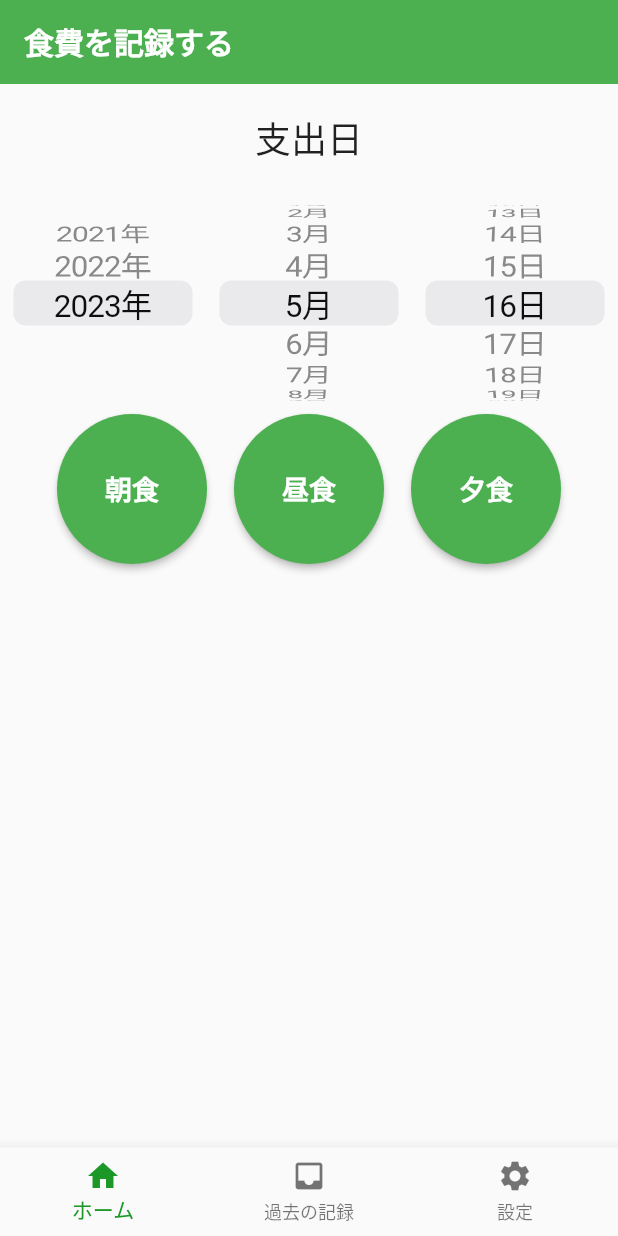
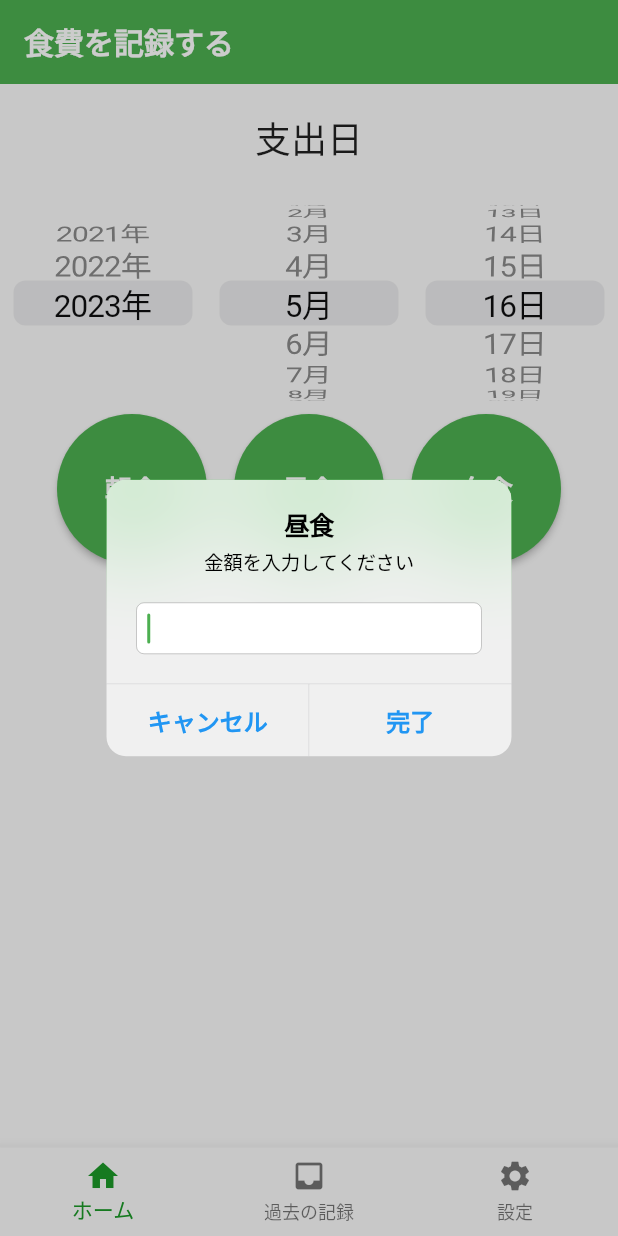
Before and after one commit to gaoypChina/food-record, a Flutter app: the screen it shows after launch, scrolled down 60 dp, after a tap on "昼食", on a phone screen of 412 x 824 dp. Run offline on Flutter 3.47's test engine with Material 2 defaults, Android fonts, the phone set to English and light mode, and no system bars; our stand-ins replace firebase_analytics, firebase_core, flutter_riverpod, sqflite; accounts and stored records are empty.

Commit message:
:technologist: make record_button common widget using in repeat

```diff
--- a/lib/app/home/home_page.dart
+++ b/lib/app/home/home_page.dart
@@ -2,6 +2,7 @@ import 'package:flutter/cupertino.dart';
 import 'package:flutter/material.dart';
 import 'package:flutter_riverpod/flutter_riverpod.dart';
 import 'package:food_record/app/home/home_view_model.dart';
+import 'package:food_record/app/home/record_button.dart';
 import 'package:food_record/constants.dart';
 
 class HomePage extends ConsumerWidget {
@@ -109,143 +110,26 @@ class HomePage extends ConsumerWidget {
             Row(
               mainAxisAlignment: MainAxisAlignment.center,
               children: [
-                SizedBox(
-                  width: 100,
-                  height: 100,
-                  child: ElevatedButton(
-                    style: ElevatedButton.styleFrom(
-                      primary: Colors.green,
-                      shape: CircleBorder(),
-                    ),
-                    onPressed: () {
-                      print('食費を入力');
-                      showCupertinoDialog<void>(
-                        context: context,
-                        builder: (context) {
-                          return CupertinoAlertDialog(
-                            title: Text("朝食"),
-                            content: Column(
-                              children: [
-                                SizedBox(
-                                  width: 2,
-                                  height: 2,
-                                ),
-                                Text('金額を入力してください'),
-                                SizedBox(
-                                  width: 18,
-                                  height: 18,
-                                ),
-                                CupertinoTextField(
-                                  controller: viewModel.foodPriceController,
-                                  autofocus: true,
-                                  keyboardType: TextInputType.number,
-                                ),
-                              ],
-                            ),
-                            actions: [
-                              TextButton(
-                                onPressed: () {
-                                  Navigator.pop(context);
-                                },
-                                child: Text(
-                                  'キャンセル',
-                                  style: TextStyle(
-                                    fontWeight: FontWeight.bold,
-                                    fontSize: 16,
-                                    color: Colors.blue,
-                                  ),
-                                ),
-                              ),
-                              TextButton(
-                                onPressed: () async {
-                                  final expenditureDate =
-                                      await viewModel.createExpenditureDate(
-                                    viewModel.selectYear,
-                                    viewModel.selectMonth,
-                                    viewModel.selectDay,
-                                  );
-                                  print('返り血$expenditureDate');
-                                  final foodPrice = int.parse(
-                                      viewModel.foodPriceController.text);
-                                  print('食費の金額: $foodPrice');
-                                  await viewModel.createRecord(
-                                    foodPrice,
-                                    expenditureDate,
-                                  );
-                                  viewModel.foodPriceController.clear();
-                                  Navigator.pop(context);
-                                },
-                                child: Text(
-                                  '完了',
-                                  style: TextStyle(
-                                    fontWeight: FontWeight.bold,
-                                    fontSize: 16,
-                                    color: Colors.blue,
-                                  ),
-                                ),
-                              ),
-                            ],
-                          );
-                        },
-                      );
-                    },
-                    child: Text(
-                      '朝食',
-                      style: TextStyle(
-                        fontWeight: FontWeight.bold,
-                        fontSize: 18,
-                      ),
-                    ),
-                  ),
+                RecordButton(
+                  viewModel: viewModel,
+                  category: '朝食',
                 ),
                 SizedBox(
                   width: 18,
                   height: 18,
                 ),
-                SizedBox(
-                  width: 100,
-                  height: 100,
-                  child: ElevatedButton(
-                    style: ElevatedButton.styleFrom(
-                      primary: Colors.green,
-                      shape: CircleBorder(),
-                    ),
-                    onPressed: () {
-                      print('食費を入力');
-                    },
-                    child: Text(
-                      '昼食',
-                      style: TextStyle(
-                        fontWeight: FontWeight.bold,
-                        fontSize: 18,
-                      ),
-                    ),
-                  ),
+                RecordButton(
+                  viewModel: viewModel,
+                  category: '昼食',
                 ),
                 SizedBox(
                   width: 18,
                   height: 18,
                 ),
-                SizedBox(
-                  width: 100,
-                  height: 100,
-                  child: ElevatedButton(
-                    style: ElevatedButton.styleFrom(
-                      primary: Colors.green,
-                      shape: CircleBorder(),
-                    ),
-                    onPressed: () {
-                      print('食費を入力');
-                    },
-                    child: Text(
-                      '夕食',
-                      style: TextStyle(
-                        fontWeight: FontWeight.bold,
-                        fontSize: 18,
-                      ),
-                    ),
-                  ),
-                ),
+                RecordButton(
+                  viewModel: viewModel,
+                  category: '夕食',
+                )
               ],
             )
           ],
--- /dev/null
+++ b/lib/app/home/record_button.dart
@@ -0,0 +1,108 @@
+import 'package:flutter/cupertino.dart';
+import 'package:flutter/material.dart';
+import 'package:food_record/app/home/home_view_model.dart';
+
+class RecordButton extends StatelessWidget {
+  const RecordButton({
+    Key? key,
+    required this.viewModel,
+    required this.category,
+  }) : super(key: key);
+
+  final HomeViewModel viewModel;
+  final String category;
+
+  @override
+  Widget build(BuildContext context) {
+    return SizedBox(
+      width: 100,
+      height: 100,
+      child: ElevatedButton(
+        style: ElevatedButton.styleFrom(
+          primary: Colors.green,
+          shape: CircleBorder(),
+        ),
+        onPressed: () {
+          print('食費を入力');
+          showCupertinoDialog<void>(
+            context: context,
+            builder: (context) {
+              return CupertinoAlertDialog(
+                title: Text(category),
+                content: Column(
+                  children: [
+                    SizedBox(
+                      width: 2,
+                      height: 2,
+                    ),
+                    Text('金額を入力してください'),
+                    SizedBox(
+                      width: 18,
+                      height: 18,
+                    ),
+                    CupertinoTextField(
+                      controller: viewModel.foodPriceController,
+                      autofocus: true,
+                      keyboardType: TextInputType.number,
+                    ),
+                  ],
+                ),
+                actions: [
+                  TextButton(
+                    onPressed: () {
+                      Navigator.pop(context);
+                    },
+                    child: Text(
+                      'キャンセル',
+                      style: TextStyle(
+                        fontWeight: FontWeight.bold,
+                        fontSize: 16,
+                        color: Colors.blue,
+                      ),
+                    ),
+                  ),
+                  TextButton(
+                    onPressed: () async {
+                      final expenditureDate =
+                          await viewModel.createExpenditureDate(
+                        viewModel.selectYear,
+                        viewModel.selectMonth,
+                        viewModel.selectDay,
+                      );
+                      print('返り血$expenditureDate');
+                      final foodPrice =
+                          int.parse(viewModel.foodPriceController.text);
+                      print('食費の金額: $foodPrice');
+                      await viewModel.createRecord(
+                        foodPrice,
+                        expenditureDate,
+                        category,
+                      );
+                      viewModel.foodPriceController.clear();
+                      Navigator.pop(context);
+                    },
+                    child: Text(
+                      '完了',
+                      style: TextStyle(
+                        fontWeight: FontWeight.bold,
+                        fontSize: 16,
+                        color: Colors.blue,
+                      ),
+                    ),
+                  ),
+                ],
+              );
+            },
+          );
+        },
+        child: Text(
+          category,
+          style: TextStyle(
+            fontWeight: FontWeight.bold,
+            fontSize: 18,
+          ),
+        ),
+      ),
+    );
+  }
+}
--- a/lib/app/record/record_model.dart
+++ b/lib/app/record/record_model.dart
@@ -4,12 +4,14 @@ class RecordModel {
   const RecordModel({
     this.id,
     required this.money,
+    required this.category,
     required this.expenditureDate,
     required this.createdAt,
   });
 
   final int? id;
   final int money;
+  final String category;
   final DateTime expenditureDate;
   final DateTime createdAt;
 
@@ -17,6 +19,7 @@ class RecordModel {
     final map = {
       'id': id,
       'money': money,
+      'category': category,
       'expenditureDate': expenditureDate.microsecondsSinceEpoch,
       'createdAt': createdAt.millisecondsSinceEpoch,
     };
@@ -28,6 +31,7 @@ class RecordModel {
     final room = RecordModel(
       id: int.parse(map['id'].toString()),
       money: int.parse(map['money'].toString()),
+      category: map['category'].toString(),
       expenditureDate: DateTime.fromMicrosecondsSinceEpoch(
         int.parse(map['expenditureDate'].toString()),
       ),
@@ -38,9 +42,14 @@ class RecordModel {
     return room;
   }
 
-  factory RecordModel.initialData(int money, DateTime expenditureDate) {
+  factory RecordModel.initialData(
+    int money,
+    DateTime expenditureDate,
+    String category,
+  ) {
     return RecordModel(
       money: money,
+      category: category,
       expenditureDate: expenditureDate,
       createdAt: DateTime.now(),
     );
```
Also changed, not shown: lib/app/home/home_view_model.dart (+10 -2 lines), lib/app/record/record_service.dart (+10 -2 lines), lib/app/sqflite/record_database.dart (+9 -7 lines).
